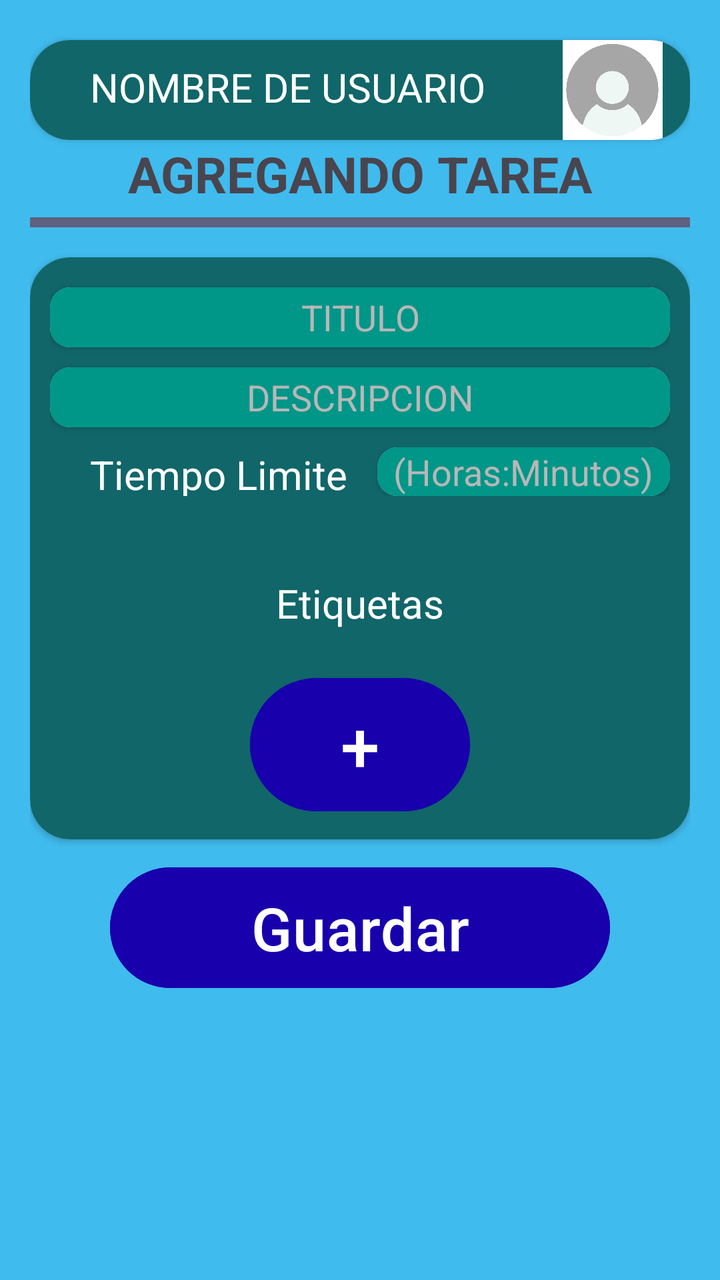
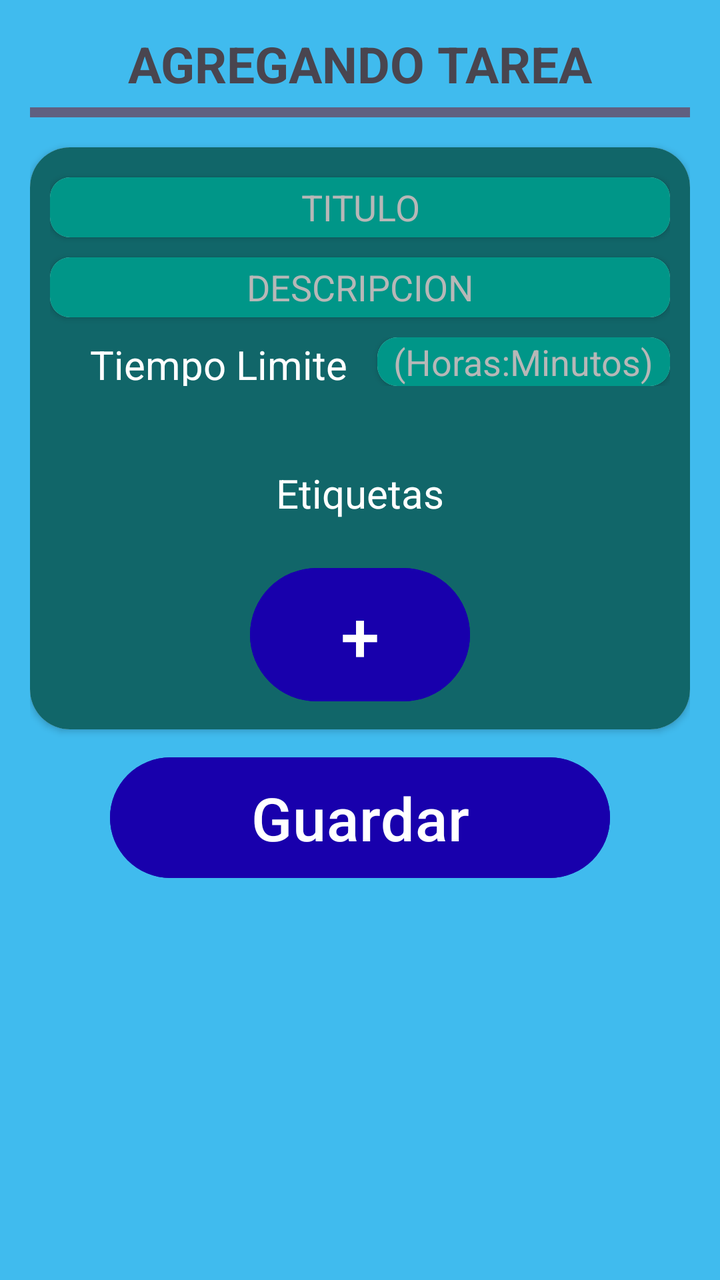

Screens rendered from an Android XML layout before and after an edit, with the pre-edit source and the edit as a unified diff.
<!-- AndroidManifest.xml: application theme Theme.SuperSexiBoys -->
<!-- res/layout/activity_tarea.xml -->
<?xml version="1.0" encoding="utf-8"?>
<androidx.constraintlayout.widget.ConstraintLayout xmlns:android="http://schemas.android.com/apk/res/android"
    xmlns:app="http://schemas.android.com/apk/res-auto"
    xmlns:tools="http://schemas.android.com/tools"
    android:id="@+id/mainTarea"
    android:background="@color/celeste"
    android:layout_width="match_parent"
    android:layout_height="match_parent"
    android:padding="15dp"
    tools:context=".TareaActivity"
    >

    <androidx.cardview.widget.CardView
        android:id="@+id/parte_del_usuario"
        android:layout_width="match_parent"
        android:layout_height="wrap_content"
        app:cardCornerRadius="20dp"
        android:layout_marginTop="5dp"
        android:layout_marginBottom="5dp"
        app:layout_constraintStart_toStartOf="parent"
        app:layout_constraintTop_toTopOf="parent"
        >
        <LinearLayout
            android:layout_width="match_parent"
            android:layout_height="wrap_content"
            android:orientation="horizontal"
            android:background="@color/verde_oscuro"
            >
            <TextView
                android:layout_width="0dp"
                android:layout_weight="3"
                android:layout_height="match_parent"
                android:textSize="20sp"
                android:layout_marginStart="20dp"
                android:text="@string/nombre_de_usuario"
                android:textColor="@color/white"
                android:padding="10dp"
                />
            <ImageView
                android:layout_width="0dp"
                android:layout_weight="1"
                android:layout_height="50dp"
                android:src="@drawable/perfilvacio"
                />
        </LinearLayout>

    </androidx.cardview.widget.CardView>
    <TextView
        android:id="@+id/tareaText"
        android:layout_width="match_parent"
        android:layout_height="wrap_content"
        android:gravity="center"
        android:text="@string/agregando_tarea"
        android:textSize="25sp"
        android:textStyle="bold"
        app:layout_constraintStart_toStartOf="parent"
        app:layout_constraintEnd_toEndOf="parent"
        app:layout_constraintTop_toBottomOf="@+id/parte_del_usuario"
        />
    <TextView
        android:id="@+id/linea1"
        android:layout_width="match_parent"
        android:layout_height="5dp"
        app:layout_constraintTop_toBottomOf="@+id/tareaText"
        android:layout_marginTop="5dp"
        android:layout_marginBottom="5dp"
        android:background="@color/plomo_oscuro"
        />
    <androidx.cardview.widget.CardView
        android:id="@+id/caja_agregar_tareas"
        android:layout_width="match_parent"
        android:layout_height="wrap_content"
        app:layout_constraintStart_toStartOf="parent"
        app:layout_constraintEnd_toEndOf="parent"
        app:layout_constraintTop_toBottomOf="@id/linea1"
        app:cardCornerRadius="20dp"
        android:layout_marginTop="15dp"
        >
        <androidx.constraintlayout.widget.ConstraintLayout
            android:id="@+id/caja_tareas"
            android:layout_width="match_parent"
            android:layout_height="wrap_content"
            android:layout_gravity="center"
            android:padding="10dp"
            android:background="@color/verde_oscuro"
            >
            <androidx.cardview.widget.CardView
                android:id="@+id/caja_agregar_tareas_titulo"
                android:layout_width="match_parent"
                android:layout_height="30dp"
                app:layout_constraintStart_toStartOf="@id/caja_tareas"
                app:layout_constraintEnd_toEndOf="@id/caja_tareas"
                app:layout_constraintTop_toTopOf="@id/caja_tareas"
                app:cardCornerRadius="10dp"
                android:layout_marginTop="5dp"
                >
                <EditText
                    android:id="@+id/editTitulo"
                    android:layout_width="match_parent"
                    android:layout_height="match_parent"
                    android:textColorHint="@color/plomo"
                    android:hint="@string/agregar_titulo_tarea"
                    android:gravity="center"
                    android:textColor="@color/white"
                    app:layout_constraintStart_toStartOf="parent"
                    android:background="@color/verde_claro_sergio"
                    />
            </androidx.cardview.widget.CardView>
            <androidx.cardview.widget.CardView
                android:id="@+id/caja_agregar_tareas_descripcion"
                android:layout_width="match_parent" 
                android:layout_height="30dp"
                app:layout_constraintStart_toStartOf="@id/caja_tareas"
                app:layout_constraintEnd_toEndOf="@id/caja_tareas"
                app:layout_constraintTop_toBottomOf="@id/caja_agregar_tareas_titulo"
                app:cardCornerRadius="10dp"
                android:layout_marginTop="10dp"
                >
                <EditText
                    android:id="@+id/edit_descripcion"
                    android:layout_width="match_parent"
                    android:layout_height="match_parent"
                    android:textColorHint="@color/plomo"
                    android:hint="@string/agregar_descripcion_tarea"
                    android:gravity="center"
                    android:textColor="@color/white"
                    app:layout_constraintStart_toStartOf="parent"
                    android:background="@color/verde_claro_sergio"
                    />
            </androidx.cardview.widget.CardView>
            <LinearLayout
                android:id="@+id/tiempoYhora"
                android:layout_width="match_parent"
                android:layout_height="wrap_content"
                android:orientation="horizontal"
                app:layout_constraintStart_toStartOf="@id/caja_tareas"
                app:layout_constraintTop_toBottomOf="@id/caja_agregar_tareas_descripcion"
                android:layout_marginTop="10dp"
                >
                <TextView
                    android:layout_width="wrap_content"
                    android:layout_height="match_parent"
                    android:textSize="20sp"
                    android:layout_marginStart="20dp"
                    android:text="@string/tiempo_limite"
                    android:textColor="@color/white"
                    />
                <androidx.cardview.widget.CardView
                    android:id="@+id/caja_agregar_tareas_hora"
                    android:layout_width="match_parent"
                    android:layout_height="wrap_content"
                    android:layout_marginStart="15dp"
                    app:cardCornerRadius="10dp"
                    >
                    <EditText
                        android:id="@+id/edit_tiempo_limite"
                        android:layout_width="match_parent"
                        android:layout_height="match_parent"
                        android:textColorHint="@color/plomo"
                        android:hint="@string/agregar_hora_tarea"
                        android:gravity="center"
                        android:textColor="@color/white"
                        android:background="@color/verde_claro_sergio"
                        />
                </androidx.cardview.widget.CardView>
            </LinearLayout>
            <TextView
                android:id="@+id/titulo_etiqueta"
                android:layout_width="wrap_content"
                android:layout_height="match_parent"
                android:textSize="20sp"
                android:text="@string/texto_eqtiquetas"
                android:textColor="@color/white"
                app:layout_constraintStart_toStartOf="@id/caja_tareas"
                app:layout_constraintEnd_toEndOf="@id/caja_tareas"
                app:layout_constraintTop_toBottomOf="@id/tiempoYhora"
                android:layout_marginTop="40dp"
                />
            <Button
                android:id="@+id/button_agregar_etiqueta"
                android:layout_width="110dp"
                android:layout_height="wrap_content"
                android:layout_marginTop="20dp"
                android:padding="10dp"
                android:text="@string/texto_plus"
                android:textColor="@color/white"
                android:textSize="35sp"
                android:backgroundTint="@color/azul_oscuro"
                app:layout_constraintEnd_toEndOf="@id/caja_tareas"
                app:layout_constraintStart_toStartOf="@id/caja_tareas"
                app:layout_constraintTop_toBottomOf="@id/titulo_etiqueta"
                />
        </androidx.constraintlayout.widget.ConstraintLayout>
    </androidx.cardview.widget.CardView>
    <Button
        android:id="@+id/button_guardar_tarea"
        android:layout_width="250dp"
        android:layout_height="wrap_content"
        android:layout_marginTop="10dp"
        android:padding="10dp"
        android:text="@string/texto_guardar"
        android:textColor="@color/white"
        android:backgroundTint="@color/azul_oscuro"
        android:textSize="30sp"
        app:layout_constraintStart_toStartOf="@id/caja_agregar_tareas"
        app:layout_constraintEnd_toEndOf="@id/caja_agregar_tareas"
        app:layout_constraintTop_toBottomOf="@id/caja_agregar_tareas"
        />
</androidx.constraintlayout.widget.ConstraintLayout>
<!-- resources referenced by this layout -->
<resources>
  <color name="azul_oscuro">#1800AC</color>
  <color name="celeste">#40BBEE</color>
  <color name="plomo">#B7B7B7</color>
  <color name="plomo_oscuro">#606080</color>
  <color name="verde_claro_sergio">#009688</color>
  <color name="verde_oscuro">#116669</color>
  <color name="white">#FFFFFFFF</color>
  <!-- drawable perfilvacio: jpg bitmap (drawable, 13526 bytes) -->
  <string name="agregando_tarea">AGREGANDO TAREA</string>
  <string name="agregar_descripcion_tarea">DESCRIPCION</string>
  <string name="agregar_hora_tarea">(Horas:Minutos)</string>
  <string name="agregar_titulo_tarea">TITULO</string>
  <string name="nombre_de_usuario">NOMBRE DE USUARIO</string>
  <string name="texto_eqtiquetas">Etiquetas</string>
  <string name="texto_guardar">Guardar</string>
  <string name="texto_plus">+</string>
  <string name="tiempo_limite">Tiempo Limite</string>
  <style name="Theme.SuperSexiBoys" parent="Base.Theme.SuperSexiBoys" />
  <style name="Base.Theme.SuperSexiBoys" parent="Theme.Material3.DayNight.NoActionBar">
          
          
      </style>
</resources>

<!-- the commit's change to res/layout/activity_tarea.xml (unified diff, before → after) -->
@@ -10,41 +10,6 @@
     tools:context=".TareaActivity"
     >
 
-    <androidx.cardview.widget.CardView
-        android:id="@+id/parte_del_usuario"
-        android:layout_width="match_parent"
-        android:layout_height="wrap_content"
-        app:cardCornerRadius="20dp"
-        android:layout_marginTop="5dp"
-        android:layout_marginBottom="5dp"
-        app:layout_constraintStart_toStartOf="parent"
-        app:layout_constraintTop_toTopOf="parent"
-        >
-        <LinearLayout
-            android:layout_width="match_parent"
-            android:layout_height="wrap_content"
-            android:orientation="horizontal"
-            android:background="@color/verde_oscuro"
-            >
-            <TextView
-                android:layout_width="0dp"
-                android:layout_weight="3"
-                android:layout_height="match_parent"
-                android:textSize="20sp"
-                android:layout_marginStart="20dp"
-                android:text="@string/nombre_de_usuario"
-                android:textColor="@color/white"
-                android:padding="10dp"
-                />
-            <ImageView
-                android:layout_width="0dp"
-                android:layout_weight="1"
-                android:layout_height="50dp"
-                android:src="@drawable/perfilvacio"
-                />
-        </LinearLayout>
-
-    </androidx.cardview.widget.CardView>
     <TextView
         android:id="@+id/tareaText"
         android:layout_width="match_parent"
@@ -55,7 +20,7 @@
         android:textStyle="bold"
         app:layout_constraintStart_toStartOf="parent"
         app:layout_constraintEnd_toEndOf="parent"
-        app:layout_constraintTop_toBottomOf="@+id/parte_del_usuario"
+        app:layout_constraintTop_toTopOf="@+id/mainTarea"
         />
     <TextView
         android:id="@+id/linea1"
<!-- resource entries referenced after the edit -->
@@ -7,12 +7,10 @@
   <color name="verde_claro_sergio">#009688</color>
   <color name="verde_oscuro">#116669</color>
   <color name="white">#FFFFFFFF</color>
-  <!-- drawable perfilvacio: jpg bitmap (drawable, 13526 bytes) -->
   <string name="agregando_tarea">AGREGANDO TAREA</string>
   <string name="agregar_descripcion_tarea">DESCRIPCION</string>
   <string name="agregar_hora_tarea">(Horas:Minutos)</string>
   <string name="agregar_titulo_tarea">TITULO</string>
-  <string name="nombre_de_usuario">NOMBRE DE USUARIO</string>
   <string name="texto_eqtiquetas">Etiquetas</string>
   <string name="texto_guardar">Guardar</string>
   <string name="texto_plus">+</string>
